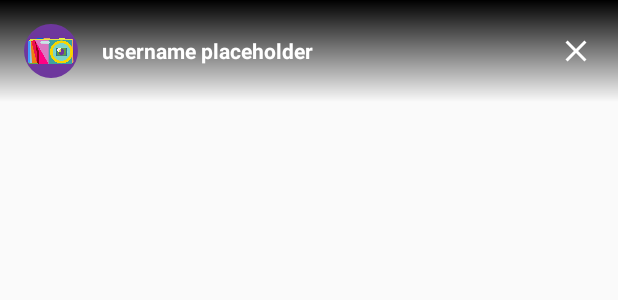
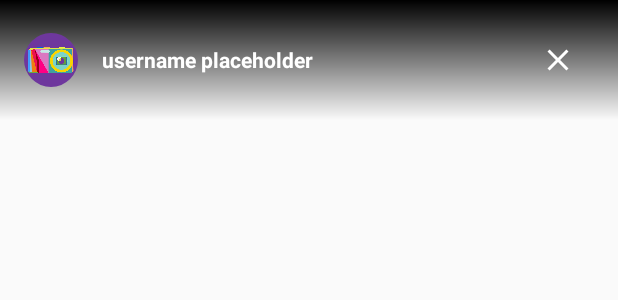
Before and after one commit to mitsinsar/flickrapp, an Android app: the layout layout_image_activity_top.xml on its own in the app's theme, with its tools: preview values and no code run, on a phone screen of 412 x 824 dp. Shown: the top 300 px of the screen. Run offline under Robolectric (Android 15) with nearby library versions, the phone set to English and light mode, and no system bars.

Commit message:
UX refactor; Close button's touch area is expanded to make it easy to click.

```diff
--- a/app/src/main/res/layout/layout_image_activity_top.xml
+++ b/app/src/main/res/layout/layout_image_activity_top.xml
@@ -9,7 +9,8 @@
         android:id="@+id/imgImageActivityOwnerImage"
         android:layout_width="@dimen/circular_img_size"
         android:layout_height="@dimen/circular_img_size"
-        android:layout_margin="16dp"
+        android:layout_margin="@dimen/margin_img_act_owner_img"
+        android:layout_centerVertical="true"
         android:src="@drawable/dr_placeholder_profilepic" />
 
     <TextView
@@ -29,12 +30,14 @@
 
     <ImageButton
         android:id="@+id/btnImageActClose"
-        android:layout_width="24dp"
-        android:layout_height="24dp"
+        android:layout_width="@dimen/btn_size_img_act_close"
+        android:layout_height="@dimen/btn_size_img_act_close"
         android:layout_alignParentEnd="true"
         android:layout_alignParentRight="true"
         android:layout_centerVertical="true"
-        android:layout_margin="16dp"
-        android:background="@drawable/ic_close_white"
+        android:layout_margin="@dimen/btn_margin_img_act_close"
+        android:padding="@dimen/btn_padding_img_act_close"
+        android:src="@drawable/ic_close_white"
+        android:background="@color/transparent"
         android:contentDescription="@string/description_close_image" />
 </RelativeLayout>
--- a/app/src/main/res/values/dimens.xml
+++ b/app/src/main/res/values/dimens.xml
@@ -14,4 +14,8 @@
     <dimen name="btn_size_search_clear">24dp</dimen>
     <dimen name="flickr_progress_bar_size">48dp</dimen>
     <dimen name="margin_flickr_progress_bar">16dp</dimen>
+    <dimen name="btn_size_img_act_close">48dp</dimen>
+    <dimen name="btn_margin_img_act_close">16dp</dimen>
+    <dimen name="btn_padding_img_act_close">8dp</dimen>
+    <dimen name="margin_img_act_owner_img">16dp</dimen>
 </resources>
```
